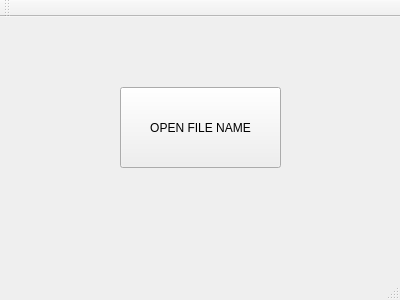
First picture: the form in Test190126/mainwindow.ui, repository hamin7/Qt_Programming, before the edit.
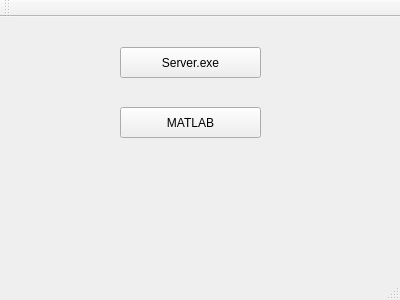
Second picture: the form after the edit.

What changed in the file:
```diff
--- a/Test190126/mainwindow.ui
+++ b/Test190126/mainwindow.ui
@@ -18,13 +18,26 @@
     <property name="geometry">
      <rect>
       <x>120</x>
-      <y>70</y>
-      <width>161</width>
-      <height>81</height>
+      <y>30</y>
+      <width>141</width>
+      <height>31</height>
      </rect>
     </property>
     <property name="text">
-     <string>OPEN FILE NAME</string>
+     <string>Server.exe</string>
+    </property>
+   </widget>
+   <widget class="QPushButton" name="pushButton_2">
+    <property name="geometry">
+     <rect>
+      <x>120</x>
+      <y>90</y>
+      <width>141</width>
+      <height>31</height>
+     </rect>
+    </property>
+    <property name="text">
+     <string>MATLAB</string>
     </property>
    </widget>
   </widget>
```
